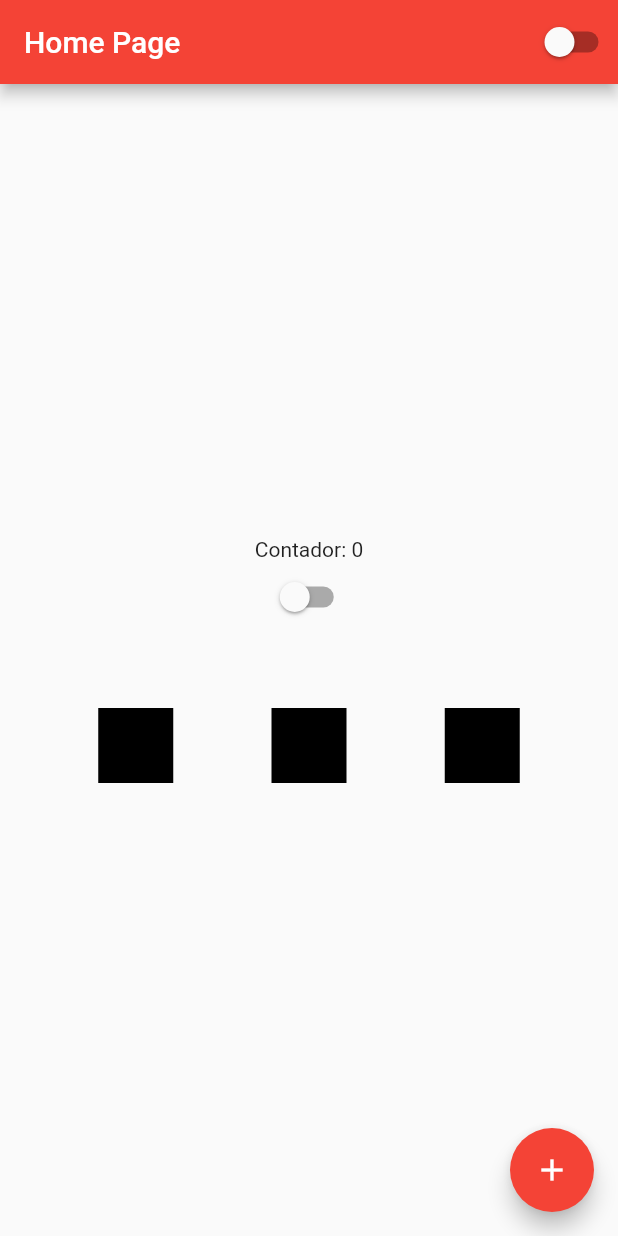
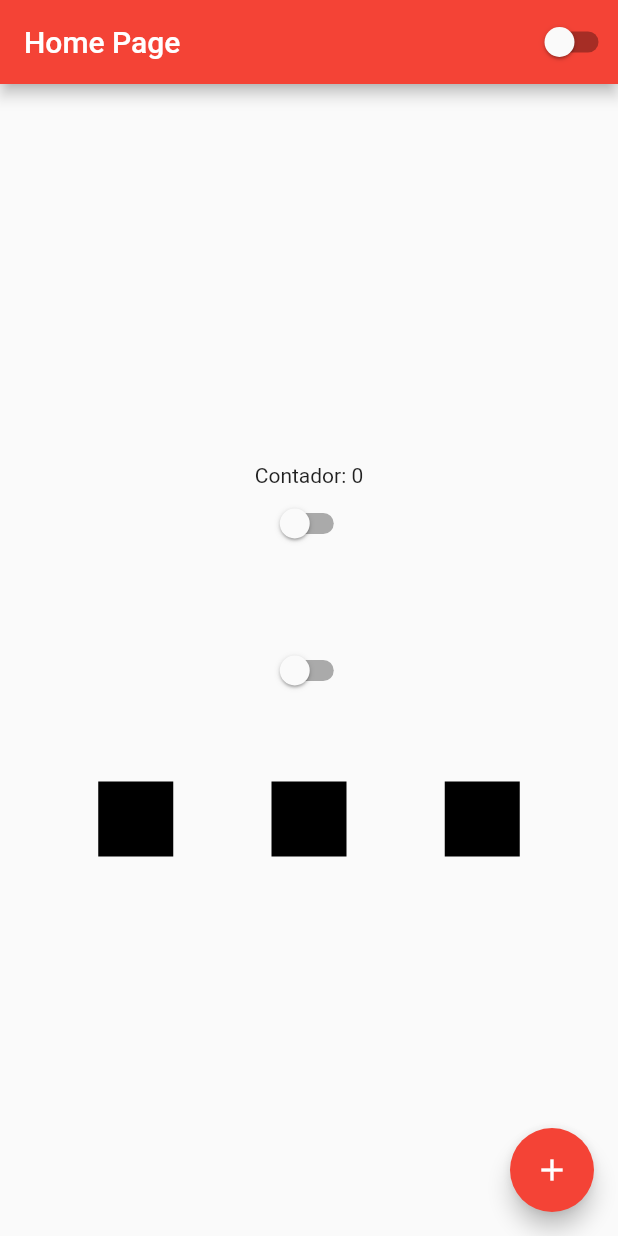
Before and after one commit to ClintonAlmeidaDev/Curso-Flutterando-2022, a Flutter app: the screen it shows after launch, on a phone screen of 412 x 824 dp. Run offline on Flutter 3.47's test engine with Material 2 defaults, Android fonts, the phone set to English and light mode, and no system bars.

```diff
--- a/curso_flutterando_2022/lib/home_page.dart
+++ b/curso_flutterando_2022/lib/home_page.dart
@@ -26,6 +26,10 @@ class HomePageState extends State<HomePage> {
           mainAxisAlignment: MainAxisAlignment.center,
           children: [
             Text('Contador: $count'),
+            CustomSwitch(),
+            Container(
+              height: 50,
+            ),
             CustomSwitch(),
             Container(
               height: 50,
```
